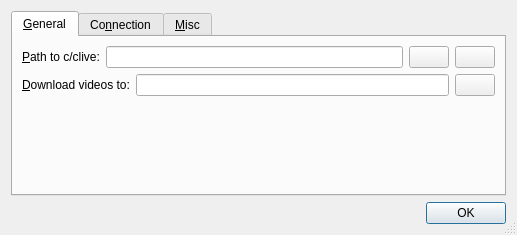
guendto/abby, file rc/prefsdlg.ui: the form before one commit.
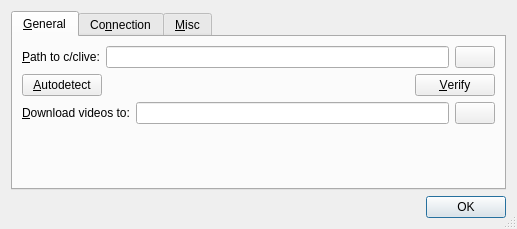
The form after the commit. Icons and pictures are not drawn.

Commit message: add autodetect cclive button.

Diff of the .ui file:
```diff
--- a/rc/prefsdlg.ui
+++ b/rc/prefsdlg.ui
@@ -11,7 +11,7 @@
     <x>0</x>
     <y>0</y>
     <width>517</width>
-    <height>235</height>
+    <height>229</height>
    </rect>
   </property>
   <property name="windowTitle">
@@ -70,29 +70,52 @@
            </property>
           </widget>
          </item>
+        </layout>
+       </item>
+       <item row="1" column="0">
+        <layout class="QHBoxLayout" name="horizontalLayout_5">
+         <item>
+          <widget class="QPushButton" name="autodetectCcliveButton">
+           <property name="toolTip">
+            <string>Autodetect c/clive from the path</string>
+           </property>
+           <property name="text">
+            <string>&amp;Autodetect</string>
+           </property>
+           <property name="iconSize">
+            <size>
+             <width>16</width>
+             <height>16</height>
+            </size>
+           </property>
+          </widget>
+         </item>
+         <item>
+          <spacer name="horizontalSpacer_4">
+           <property name="orientation">
+            <enum>Qt::Horizontal</enum>
+           </property>
+           <property name="sizeHint" stdset="0">
+            <size>
+             <width>40</width>
+             <height>20</height>
+            </size>
+           </property>
+          </spacer>
+         </item>
          <item>
           <widget class="QPushButton" name="verifyCcliveButton">
            <property name="toolTip">
             <string>Verify path</string>
            </property>
            <property name="text">
-            <string/>
-           </property>
-           <property name="icon">
-            <iconset resource="abby.qrc">
-             <normaloff>:/view-refresh.png</normaloff>:/view-refresh.png</iconset>
-           </property>
-           <property name="iconSize">
-            <size>
-             <width>16</width>
-             <height>16</height>
-            </size>
+            <string>&amp;Verify</string>
            </property>
           </widget>
          </item>
         </layout>
        </item>
-       <item row="1" column="0">
+       <item row="2" column="0">
         <layout class="QHBoxLayout" name="horizontalLayout_6">
          <item>
           <widget class="QLabel" name="label">
@@ -130,7 +153,7 @@
          </item>
         </layout>
        </item>
-       <item row="2" column="0">
+       <item row="3" column="0">
         <spacer name="verticalSpacer_5">
          <property name="orientation">
           <enum>Qt::Vertical</enum>
```
Left out of the diff: 44 changed lines with no effect on the pictures. The commit also changes 9 other files.
